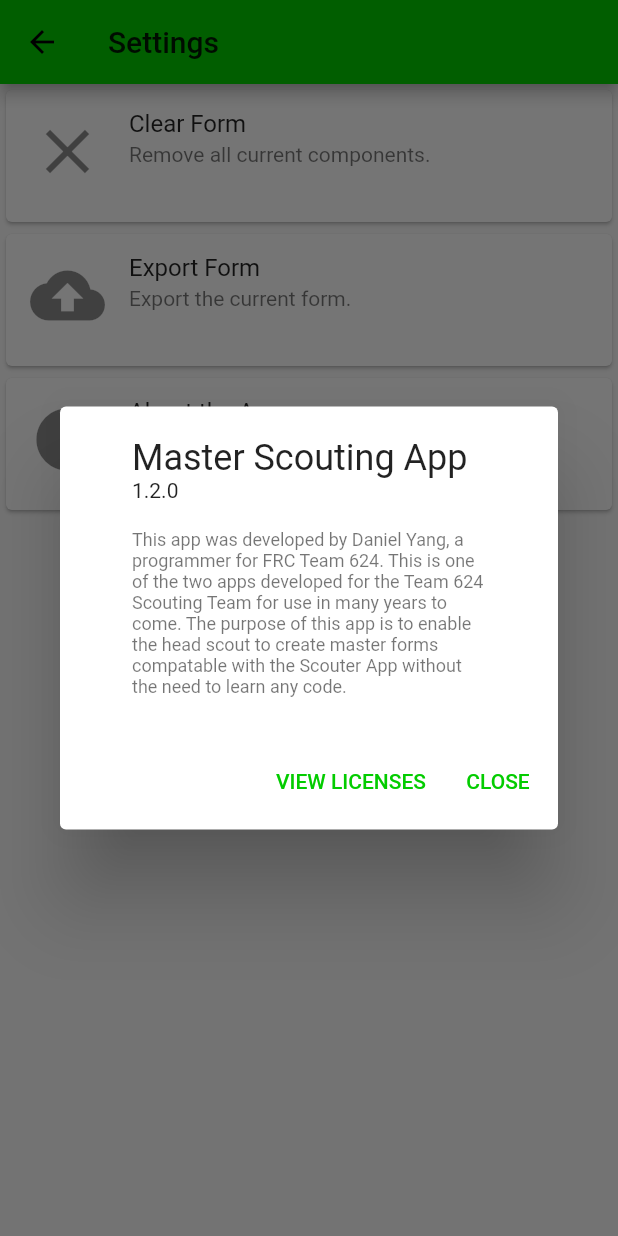
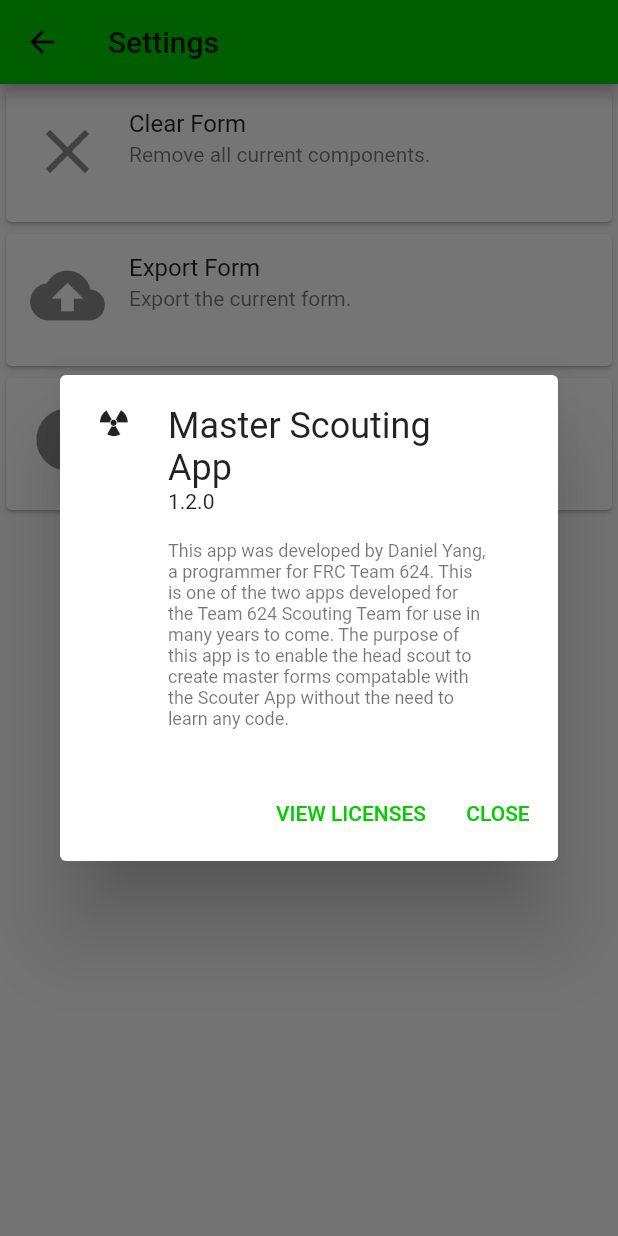
Before and after one commit to DanielYanger/scouting_master, a Flutter app: the SettingsPage screen opened directly, after a tap on "About the App", on a phone screen of 412 x 824 dp. Run offline on Flutter 3.47's test engine with Material 2 defaults, Android fonts, the phone set to English and light mode, and no system bars; our stand-ins replace flutter_form_builder.

Commit message:
About Icon

```diff
--- a/lib/settings.dart
+++ b/lib/settings.dart
@@ -1,6 +1,7 @@
 import 'package:flutter/cupertino.dart';
 import 'package:flutter/material.dart';
 import 'package:scoutingmaster/exportForm.dart';
+import 'package:scoutingmaster/scouting_icons_icons.dart';
 
 import 'exportForm.dart';
 import 'formCreator.dart';
@@ -98,6 +99,7 @@ class SettingsPageState extends State<SettingsPage> {
                 ),
                 onTap: () {
                   showAboutDialog(
+                      applicationIcon: Icon(ScoutingIcons.radioactive),
                       context: context,
                       applicationVersion: '1.2.0',
                       applicationLegalese:
```
